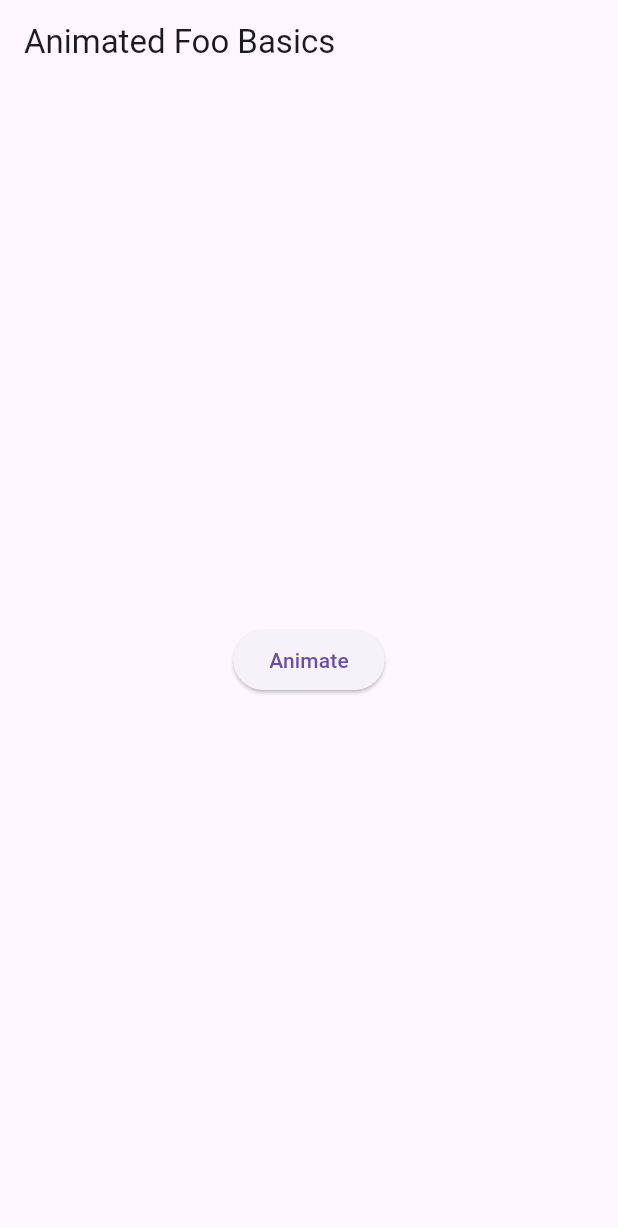
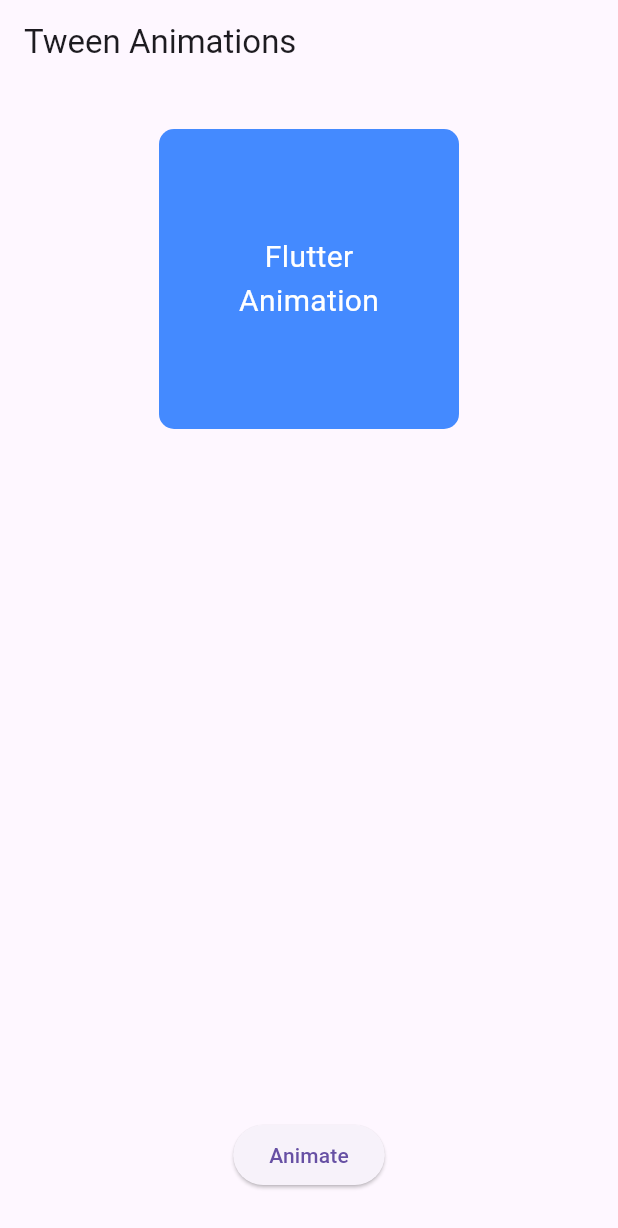
Before and after one commit to Siamoo/Flutter_animations, a Flutter app: the screen it shows after launch, on a phone screen of 412 x 824 dp. Shown: the top 1228 px of the screen. Run offline on Flutter 3.47's test engine with Material 3 defaults, Android fonts, the phone set to English and light mode, and no system bars.

Commit message:
TweenAnimationBuilder -> Tween<double> (child)

```diff
--- a/lib/home_screen.dart
+++ b/lib/home_screen.dart
@@ -1,5 +1,4 @@
 import 'package:flutter/material.dart';
-import 'package:flutter_animations/counter_screen.dart';
 
 class HomeScreen extends StatefulWidget {
   const HomeScreen({super.key});
@@ -9,15 +8,30 @@ class HomeScreen extends StatefulWidget {
 }
 
 class _HomeScreenState extends State<HomeScreen> {
-  double _dimension = 100;
+  double _begin = 100;
+  double _end = 200;
+
+    late final Widget _child; // 👈 keep a reference
+  @override
+  @override
+  void initState() {
+    super.initState();
+    _child = _getColumnWidget();
+  }
   @override
   Widget build(BuildContext context) {
     return Scaffold(
-      appBar: AppBar(title: const Text("Animated Foo Basics")),
+      appBar: AppBar(title: const Text("Tween Animations")),
       body: Center(
         child: Column(
           mainAxisAlignment: MainAxisAlignment.center,
-          children: [_buttonWidget()],
+          children: [
+            SizedBox(height: 30),
+            _containerWidget(),
+            Spacer(),
+            _buttonWidget(),
+            SizedBox(height: 30),
+          ],
         ),
       ),
     );
@@ -26,9 +40,47 @@ class _HomeScreenState extends State<HomeScreen> {
   ElevatedButton _buttonWidget() {
     return ElevatedButton(
       onPressed: () {
-        Navigator.push(context, MaterialPageRoute(builder: (context) => CounterScreen()));
+        setState(() {
+          _begin = (_begin == 100) ? 200 : 100;
+          _end = (_end == 100) ? 200 : 100;
+        });
       },
       child: const Text("Animate"),
     );
   }
+
+Widget _containerWidget() {
+  return TweenAnimationBuilder(
+    curve: Curves.bounceInOut,
+    tween: Tween<double>(begin: _begin, end: _end),
+    duration: Duration(seconds: 2),
+    child: _child,
+    builder: (context, value, child) {
+      return Container(
+        height: value,
+        width: value,
+        decoration: _getBoxDecoration(),
+        child: child,   // we use the child from the builder to not rebuild it every time
+      );
+    },
+  );
 }
+
+}
+
+Widget _getColumnWidget() {
+  return Column(
+    mainAxisAlignment: MainAxisAlignment.center,
+    children: const [
+      Text("Flutter", style: TextStyle(color: Colors.white, fontSize: 20)),
+      Text("Animation", style: TextStyle(color: Colors.white, fontSize: 20)),
+    ],
+  );
+}
+
+_getBoxDecoration() {
+  return BoxDecoration(
+    color: Colors.blueAccent,
+    borderRadius: BorderRadius.circular(10),
+  );
+}
```
Also changed, not shown: lib/counter_screen.dart (deleted, +0 -33 lines).
